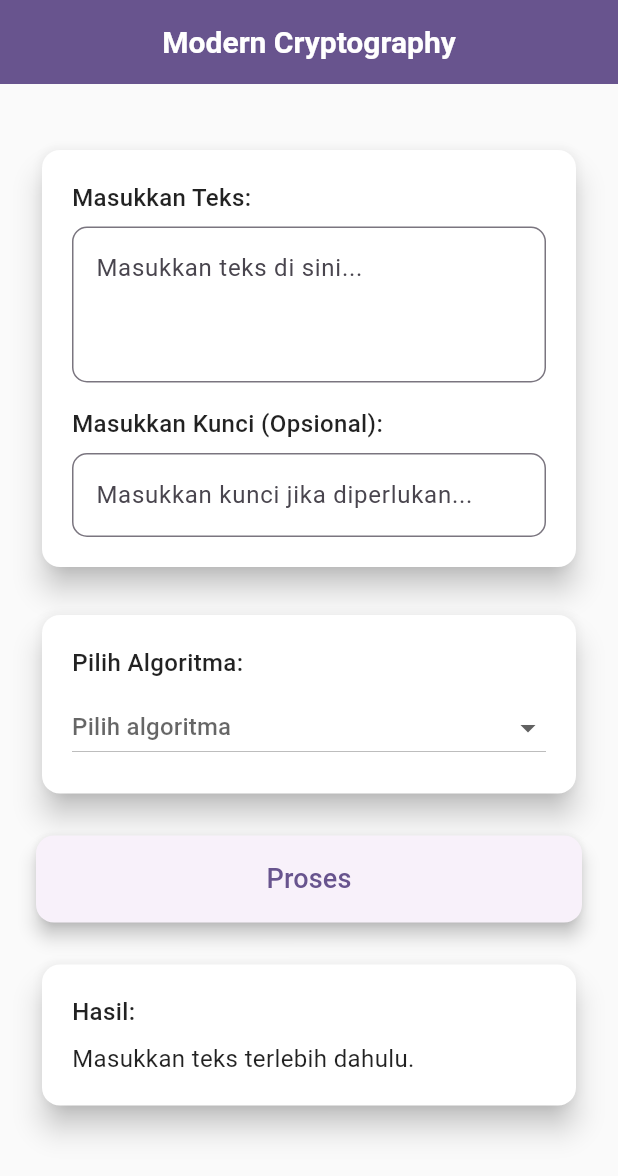
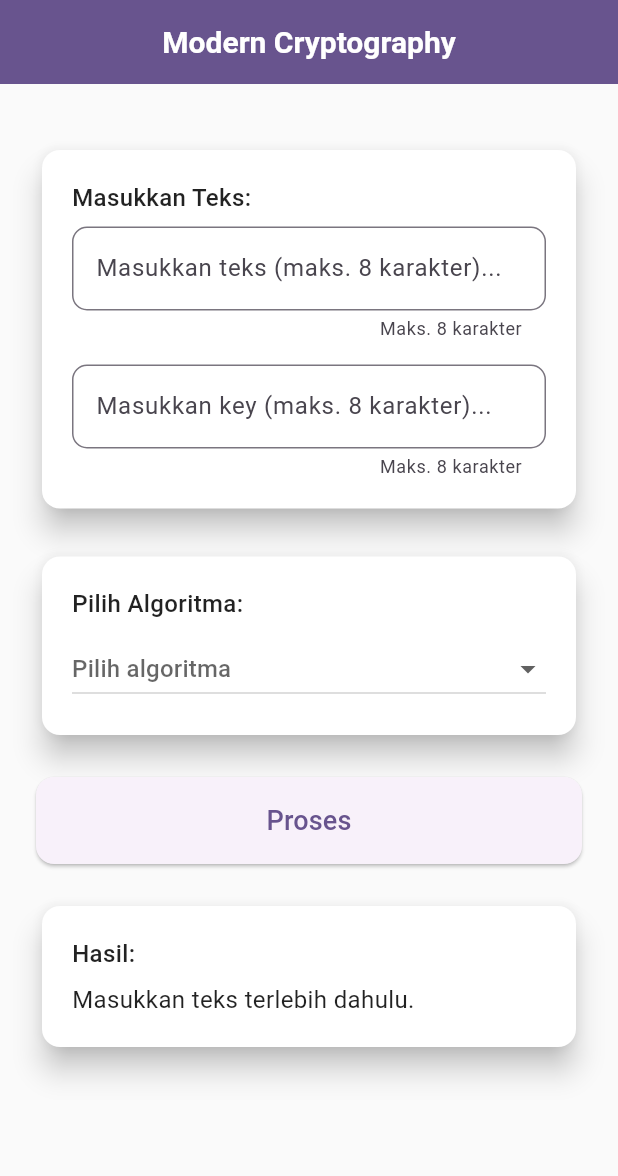
Before and after one commit to IlhamGhaza/LockFlare, a Flutter app: the screen it shows after launch, after a tap on "Proses", on a phone screen of 412 x 824 dp. Shown: the top 1176 px of the screen. Run offline on Flutter 3.47's test engine with Material 3 defaults, Android fonts, the phone set to English and light mode, and no system bars.

Commit message:
feat(home_page): enhance input validation and processing for encryption algorithms

```diff
--- a/lib/presentation/home_page.dart
+++ b/lib/presentation/home_page.dart
@@ -21,75 +21,165 @@ class _HomePageState extends State<HomePage> {
   bool _isProcessing = false;
 
   void _process() async {
-    if (_inputController.text.isEmpty) {
+    // Validasi input
+    if (_inputController.text.isEmpty || _inputController.text.trim().isEmpty) {
       setState(() {
         _outputText = "Masukkan teks terlebih dahulu.";
       });
       return;
     }
 
-    if (_selectedAlgorithm == null) {
+    // Validasi algoritma terpilih
+    if (_selectedAlgorithm == null || _selectedAlgorithm!.isEmpty) {
       setState(() {
         _outputText = "Pilih algoritma terlebih dahulu.";
       });
       return;
     }
+
+    // Validasi khusus Hill Cipher
+    if (_selectedAlgorithm!.contains("Hill Cipher")) {
+      if (_keyController.text.isEmpty || _keyController.text.trim().isEmpty) {
+        setState(() {
+          _outputText =
+              "Masukkan key (9 angka untuk 3x3 atau 4 angka untuk 2x2) untuk Hill Cipher.";
+        });
+        return;
+      }
+
+      // Validasi panjang key untuk Hill Cipher
+      if (_selectedAlgorithm!.contains("3x3") &&
+          _keyController.text.length != 9) {
+        setState(() {
+          _outputText = "Key untuk Hill Cipher 3x3 maksimal 9 angka.";
+        });
+        return;
+      }
+
+      if (_selectedAlgorithm!.contains("2x2") &&
+          _keyController.text.length != 4) {
+        setState(() {
+          _outputText = "Key untuk Hill Cipher 2x2 maksimal 4 angka.";
+        });
+        return;
+      }
+    } else {
+      // Validasi input dan key untuk algoritma selain Hill Cipher
+      if (_inputController.text.length > 8) {
+        setState(() {
+          _outputText =
+              "Input terlalu panjang! Maksimum 8 karakter (64-bit) untuk algoritma ini.";
+        });
+        return;
+      }
+
+      if (_keyController.text.isEmpty || _keyController.text.trim().isEmpty) {
+        setState(() {
+          _outputText = "Masukkan key untuk algoritma ini.";
+        });
+        return;
+      }
+
+      if (_keyController.text.length > 8) {
+        setState(() {
+          _outputText =
+              "Key terlalu panjang! Maksimum 8 karakter (64-bit) untuk algoritma ini.";
+        });
+        return;
+      }
+    }
+
     setState(() {
       _isProcessing = true;
     });
 
-    if (_keyController.text.isEmpty &&
-        _selectedAlgorithm!.contains("Hill Cipher")) {
-      setState(() {
-        _outputText = "Masukkan key (9 angka) untuk Hill Cipher.";
-      });
-      return;
+    // Bersihkan input dan key dari spasi berlebih
+    String input = _inputController.text.trim();
+    String keyInput = _keyController.text.trim();
+    String result = "";
+    String _toBinary(String text) {
+      return text.codeUnits
+          .map((char) => char.toRadixString(2).padLeft(8, '0'))
+          .join();
     }
-
-    // Simulasi waktu pemrosesan
-    await Future.delayed(Duration(seconds: 2));
-
-    String input = _inputController.text;
-    String keyInput = _keyController.text;
-    String result = "";
 
     try {
       switch (_selectedAlgorithm) {
         case 'Substitusi + Permutasi':
-          final algorithm =
-              SubstitutionAndPermutation('ABCDEFGHIJKLMNOPQRSTUVWXYZ');
-          String hexResult = algorithm
-              .encrypt(input); // Enkripsi menghasilkan hasil hexadecimal
-          String inversText = algorithm.decrypt(hexResult); // Opsional: Inversi
-          _outputText = "Hasil Hexa: $hexResult\nHasil Invers: $inversText";
+          final sp = SubstitutionAndPermutation('ABCDEFGHIJKLMNOPQRSTUVWXYZ');
+
+          // Tambahkan padding untuk input jika kurang dari 8 karakter
+          input = input.padRight(8, '0');
+
+          try {
+            // Konversi input ke biner (fungsi lokal)
+            String binaryInput = _toBinary(input);
+
+            // Jalankan proses enkripsi
+            String encrypted = sp.encrypt(input);
+
+            // Jalankan proses dekripsi (opsional untuk invers)
+            String decrypted = sp.decrypt(encrypted);
+
+            // Atur hasil ke outputText
+            setState(() {
+              _outputText = "=== Substitusi + Permutasi ===\n"
+                  "Biner Input: $binaryInput\n"
+                  "Hasil Hexa: $encrypted\n"
+                  "Hasil Invers: $decrypted";
+            });
+          } catch (e) {
+            // Tangani error jika terjadi
+            print(
+                "Error pada algoritma Substitusi + Permutasi: ${e.toString()}");
+            setState(() {
+              _outputText =
+                  "Error pada algoritma Substitusi + Permutasi: ${e.toString()}";
+            });
+          }
           break;
 
+
         case 'Permutasi + Compaction':
-          final algorithm = PermutationAndCompaction();
-          _outputText = algorithm.encrypt(input);
+          final pc = PermutationAndCompaction();
+          input = input.padRight(8, '0');
+          keyInput = keyInput.padRight(8, '0');
+          String binaryInput = pc.toBinary(input);
+          String compacted = pc.encrypt(input);
+          _outputText =
+              "Biner Input: $binaryInput\nHasil Compacting: $compacted";
           break;
 
         case 'Blocking + Substitusi':
-          final algorithm =
-              BlockingAndSubstitution('ABCDEFGHIJKLMNOPQRSTUVWXYZ');
-          _outputText = algorithm.encrypt(input);
+          final bs = BlockingAndSubstitution('ABCDEFGHIJKLMNOPQRSTUVWXYZ');
+          input = input.padRight(8, '0');
+          keyInput = keyInput.padRight(8, '0');
+          String binaryInput = bs.toBinary(input);
+          String substituted = bs.encrypt(input);
+          _outputText =
+              "Biner Input: $binaryInput\nHasil Substitusi: $substituted";
           break;
 
         case 'Hill Cipher (2x2)':
           final hillCipher = HillCipher2(keyInput);
           result = hillCipher.encrypt(input);
-          _outputText = hillCipher.encrypt(input);
+          _outputText = "Hasil Hill Cipher (2x2): $result";
           break;
+
         case 'Hill Cipher (3x3)':
           final hillCipher = HillCipher3(keyInput);
           result = hillCipher.encrypt(input);
-          _outputText = hillCipher.encrypt(input);
+          _outputText = "Hasil Hill Cipher (3x3): $result";
           break;
 
         case 'Substitusi + Compaction':
-          final algorithm =
-              SubstitutionAndCompaction('ABCDEFGHIJKLMNOPQRSTUVWXYZ');
-          _outputText = algorithm.encrypt(input);
+          final sc = SubstitutionAndCompaction('ABCDEFGHIJKLMNOPQRSTUVWXYZ');
+          input = input.padRight(8, '0');
+          keyInput = keyInput.padRight(8, '0');
+          String binaryInput = sc.toBinary(input);
+          String compacted = sc.encrypt(input);
+          _outputText =
+              "Biner Input: $binaryInput\nHasil Compacting: $compacted";
           break;
 
         default:
@@ -115,8 +205,7 @@ class _HomePageState extends State<HomePage> {
         ),
         centerTitle: true,
         elevation: 0,
-        backgroundColor:
-            Theme.of(context).colorScheme.primary, // Sesuai dengan tema
+        backgroundColor: Theme.of(context).colorScheme.primary,
       ),
       body: SingleChildScrollView(
         child: Padding(
@@ -132,7 +221,7 @@ class _HomePageState extends State<HomePage> {
                 shape: RoundedRectangleBorder(
                   borderRadius: BorderRadius.circular(12),
                 ),
-                color: Theme.of(context).cardColor, // Sesuai dengan warna tema
+                color: Theme.of(context).cardColor,
                 child: Padding(
                   padding: const EdgeInsets.all(20.0),
                   child: Column(
@@ -144,45 +233,54 @@ class _HomePageState extends State<HomePage> {
                         style: TextStyle(
                           fontWeight: FontWeight.w500,
                           fontSize: 16,
-                          color: Theme.of(context)
-                              .textTheme
-                              .bodyLarge!
-                              .color, // Sesuai dengan tema
+                          color: Theme.of(context).textTheme.bodyLarge!.color,
                         ),
                       ),
                       SizedBox(height: 8),
                       TextField(
                         controller: _inputController,
-                        maxLines: 3,
+                        maxLength:
+                            _selectedAlgorithm?.contains("Hill Cipher") ?? false
+                                ? null
+                                : 8,
                         decoration: InputDecoration(
-                          hintText: "Masukkan teks di sini...",
+                          hintText:
+                              _selectedAlgorithm?.contains("Hill Cipher") ??
+                                      false
+                                  ? "Masukkan teks di sini..."
+                                  : "Masukkan teks (maks. 8 karakter)...",
+                          counterText:
+                              _selectedAlgorithm?.contains("Hill Cipher") ??
+                                      false
+                                  ? null
+                                  : "Maks. 8 karakter",
                           border: OutlineInputBorder(
                             borderRadius: BorderRadius.circular(10),
-                            borderSide: BorderSide(
-                                color: Theme.of(context).primaryColor),
                           ),
                         ),
                       ),
                       SizedBox(height: 16),
 
                       // Input Key
-                      Text(
-                        "Masukkan Kunci (Opsional):",
-                        style: TextStyle(
-                          fontWeight: FontWeight.w500,
-                          fontSize: 16,
-                          color: Theme.of(context).textTheme.bodyLarge!.color,
-                        ),
-                      ),
-                      SizedBox(height: 8),
                       TextField(
                         controller: _keyController,
+                        maxLength:
+                            _selectedAlgorithm?.contains("Hill Cipher") ?? false
+                                ? null
+                                : 8,
                         decoration: InputDecoration(
-                          hintText: "Masukkan kunci jika diperlukan...",
+                          hintText:
+                              _selectedAlgorithm?.contains("Hill Cipher") ??
+                                      false
+                                  ? "Masukkan key di sini..."
+                                  : "Masukkan key (maks. 8 karakter)...",
+                          counterText:
+                              _selectedAlgorithm?.contains("Hill Cipher") ??
+                                      false
+                                  ? null
+                                  : "Maks. 8 karakter",
                           border: OutlineInputBorder(
                             borderRadius: BorderRadius.circular(10),
-                            borderSide: BorderSide(
-                                color: Theme.of(context).primaryColor),
                           ),
                         ),
                       ),
@@ -250,9 +348,6 @@ class _HomePageState extends State<HomePage> {
                   shape: RoundedRectangleBorder(
                     borderRadius: BorderRadius.circular(12),
                   ),
-                  iconColor:
-                      Theme.of(context).primaryColor, // Sesuai dengan tema
-                  elevation: 5,
                 ),
                 child: _isProcessing
                     ? CircularProgressIndicator(color: Colors.white)
```
